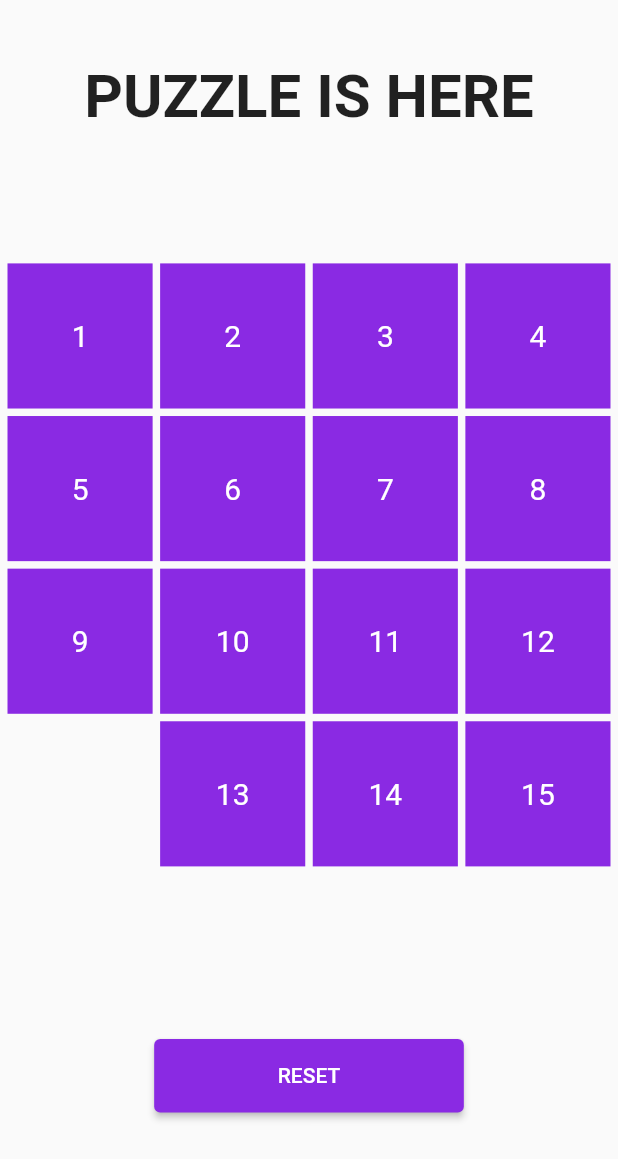
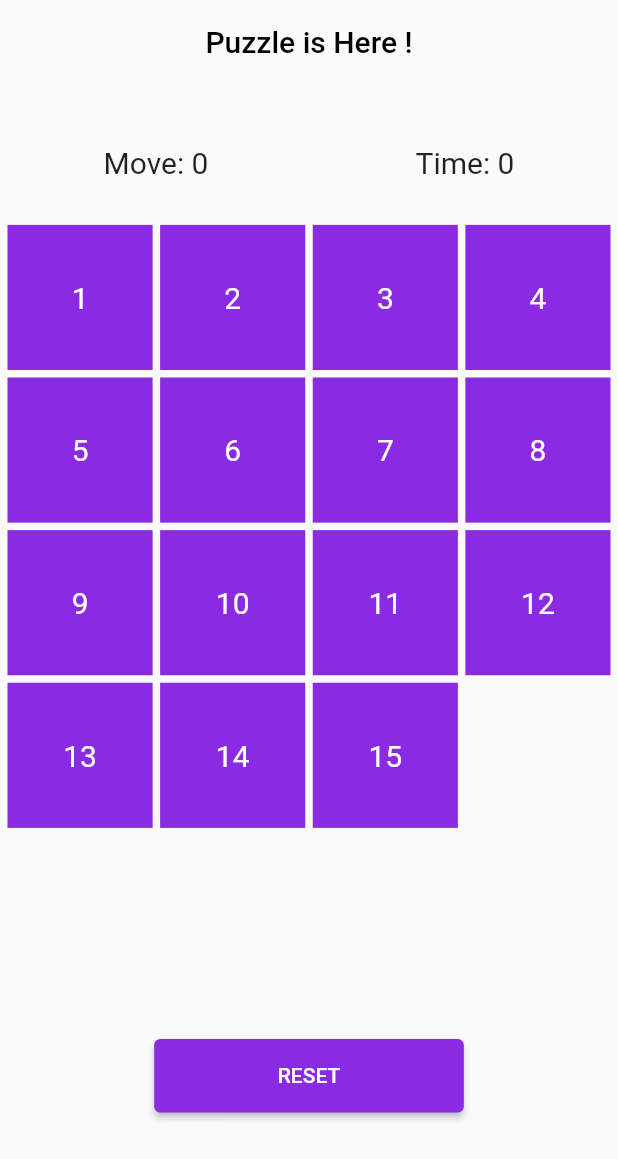
Before and after one commit to SaidazizxonFlutterDev/animation_puzzle, a Flutter app: the screen it shows after launch, on a phone screen of 412 x 824 dp. Shown: the top 1159 px of the screen. Run offline on Flutter 3.47's test engine with Material 2 defaults, Android fonts, the light colour scheme and no system bars; our stand-ins replace awesome_dialog.

Commit message:
Move va Timer qo'shildi

```diff
--- a/lib/main.dart
+++ b/lib/main.dart
@@ -1,5 +1,6 @@
 import 'package:animation_puzzle/provider/grid_item_provider.dart';
-import 'package:animation_puzzle/provider/signIn_ff_provider.dart';
+import 'package:animation_puzzle/provider/move_counter_provider.dart';
+import 'package:animation_puzzle/provider/signin_ff_provider.dart';
 import 'package:animation_puzzle/route/my_route.dart';
 import 'package:flutter/material.dart';
 import 'package:provider/provider.dart';
@@ -10,6 +11,7 @@ void main() {
       providers: [
         ChangeNotifierProvider(create: (_) => VisibilityPasswordProvider()),
         ChangeNotifierProvider(create: (_) => GridItemProvider()),
+        ChangeNotifierProvider(create: (_) => MoveCounterProvider()),
       ],
       child: const MyApp(),
     ),
--- a/lib/provider/grid_item_provider.dart
+++ b/lib/provider/grid_item_provider.dart
@@ -1,8 +1,10 @@
+import 'package:animation_puzzle/provider/move_counter_provider.dart';
 import 'package:awesome_dialog/awesome_dialog.dart';
 import 'package:flutter/material.dart';
+import 'package:provider/provider.dart';
 
 class GridItemProvider extends ChangeNotifier {
-  List myList = [1, 2, 3, 4, 5, 6, 7, 8, 9, 10, 11, 12, 0, 13, 14, 15];
+  List myList = [1, 2, 3, 4, 5, 6, 7, 8, 9, 10, 11, 12, 13, 14, 15, 0];
 
   void clickBtn(BuildContext context, int index,) {
     if (index - 1 >= 0 && myList[index - 1] == 0 && index % 4 != 0 ||
@@ -11,6 +13,7 @@ class GridItemProvider extends ChangeNotifier {
         index + 4 < 16 && myList[index + 4] == 0) {
       myList[myList.indexOf(0)] = myList[index];
       myList[index] = 0;
+      context.read<MoveCounterProvider>().incMove();
       winCheck(context);
       notifyListeners();
     }
@@ -28,17 +31,17 @@ class GridItemProvider extends ChangeNotifier {
     return true;
   }
 
-  void winCheck(context) {
+  void winCheck(BuildContext context) {
     if (isSorted(myList)) {
-      print("Biz yutDIkkkkkkkk");
+      debugPrint("Biz yutDIkkkkkkkk");
        AwesomeDialog(
         context: context,
         dialogType: DialogType.SUCCES,
         animType: AnimType.BOTTOMSLIDE,
         title: 'WINNER WINNER, CHICKEN DINNER !',
-
         btnOkOnPress: () {
           myList.shuffle();
+          context.read<MoveCounterProvider>().setMove = 0;
         },
       ).show();
     }
--- /dev/null
+++ b/lib/provider/move_counter_provider.dart
@@ -0,0 +1,13 @@
+import 'package:flutter/material.dart';
+
+class MoveCounterProvider extends ChangeNotifier {
+  int _move = 0;
+
+  void incMove(){
+    _move++;
+    notifyListeners();
+  }
+
+  get getMove => _move;
+  set setMove(v) => _move = v;
+}
--- a/lib/provider/signIn_ff_provider.dart
+++ b/lib/provider/signin_ff_provider.dart
@@ -1,4 +1,5 @@
-import 'package:flutter/material.dart';
+// ignore: file_names
+import 'package:flutter/cupertino.dart';
 
 class VisibilityPasswordProvider extends ChangeNotifier {
   bool isObscure = true;
--- a/lib/route/my_route.dart
+++ b/lib/route/my_route.dart
@@ -6,6 +6,7 @@ import 'package:flutter/material.dart';
 
 class RouterGenerator {
   static generateRoute(RouteSettings settings) {
+    // ignore: unused_local_variable
     var args = settings.arguments;
 
     switch (settings.name) {
--- a/lib/screens/auth/my_signin_page.dart
+++ b/lib/screens/auth/my_signin_page.dart
@@ -10,7 +10,7 @@ class MySingInPage extends StatelessWidget {
 
   @override
   Widget build(BuildContext context) {
-    double _w = MediaQuery.of(context).size.width;
+    // double _w = MediaQuery.of(context).size.width;
     double _h = MediaQuery.of(context).size.height;
 
     return Scaffold(
--- a/lib/screens/my_home_page.dart
+++ b/lib/screens/my_home_page.dart
@@ -1,9 +1,13 @@
+import 'dart:async';
+
+import 'package:animation_puzzle/core/constants/color_const.dart';
 import 'package:animation_puzzle/core/constants/fontsize_const.dart';
-import 'package:animation_puzzle/core/constants/fontweight_const.dart';
+import 'package:animation_puzzle/provider/move_counter_provider.dart';
 import 'package:animation_puzzle/widgets/my_button.dart';
 import 'package:animation_puzzle/widgets/my_grid_view.dart';
 import 'package:animation_puzzle/widgets/my_text.dart';
 import 'package:flutter/material.dart';
+import 'package:provider/provider.dart';
 
 class MyHomePage extends StatefulWidget {
   const MyHomePage({Key? key}) : super(key: key);
@@ -13,28 +17,58 @@ class MyHomePage extends StatefulWidget {
 }
 
 class _MyHomePageState extends State<MyHomePage> {
+  Timer? timer;
+  int time = 0;
+
+  @override
+  void initState() {
+    super.initState();
+
+  }
+
+  startTimer(){
+    timer = Timer.periodic(const Duration(seconds: 1), (timer) {
+      time++;
+      debugPrint(time.toString());
+    });
+  }
 
 
   @override
   Widget build(BuildContext context) {
     double _h = MediaQuery.of(context).size.height;
-    double _w = MediaQuery.of(context).size.width;
+    int move = context.watch<MoveCounterProvider>().getMove;
+    if(move > 0){
+      startTimer();
+    }
     return Scaffold(
+      appBar: AppBar(
+        centerTitle: true,
+        backgroundColor: ColorConst.invisible,
+        elevation: 0,
+        title: MyText(
+          txt: "Puzzle is Here !",
+          size: MyFontSize.normal,
+          color: Colors.black,
+        ),
+      ),
       body: SafeArea(
         child: Column(
           children: [
             Padding(
-              padding: EdgeInsets.only(top: _h * 0.05, bottom: _h * 0.1),
-              child: MyText(
-                txt: "PUZZLE IS HERE",
-                size: MyFontSize.doubleExtraLarge,
-                weight: FontWeightConst.bold,
+              padding: EdgeInsets.only(top: _h * 0.05, bottom: _h * 0.03),
+              child: Row(
+                mainAxisAlignment: MainAxisAlignment.spaceAround,
+                children: [
+                  MyText(txt: 'Move: $move', size: MyFontSize.normal),
+                  MyText(txt: 'Time: $time', size: MyFontSize.normal),
+                ],
               ),
             ),
             Expanded(
               child: MyGridView(),
             ),
-            MyButton(),
+            const MyButton(),
           ],
         ),
       ),
--- a/lib/widgets/my_form_field.dart
+++ b/lib/widgets/my_form_field.dart
@@ -2,8 +2,9 @@ import 'package:animation_puzzle/core/components/form_field_decoration.dart';
 import 'package:animation_puzzle/core/constants/my_form_border.dart';
 import 'package:flutter/material.dart';
 import 'package:provider/provider.dart';
-import 'package:animation_puzzle/provider/signIn_ff_provider.dart';
+import 'package:animation_puzzle/provider/signin_ff_provider.dart';
 
+// ignore: must_be_immutable
 class MyFormField extends StatelessWidget {
   bool isEmail;
   MyFormField({Key? key, required this.isEmail}) : super(key: key);
--- a/lib/widgets/my_grid_view.dart
+++ b/lib/widgets/my_grid_view.dart
@@ -6,6 +6,7 @@ import 'package:flutter/material.dart';
 import 'package:provider/provider.dart';
 
 class MyGridView extends StatelessWidget {
+  // ignore: prefer_const_constructors_in_immutables
   MyGridView({
     Key? key,
   }) : super(key: key);
```
